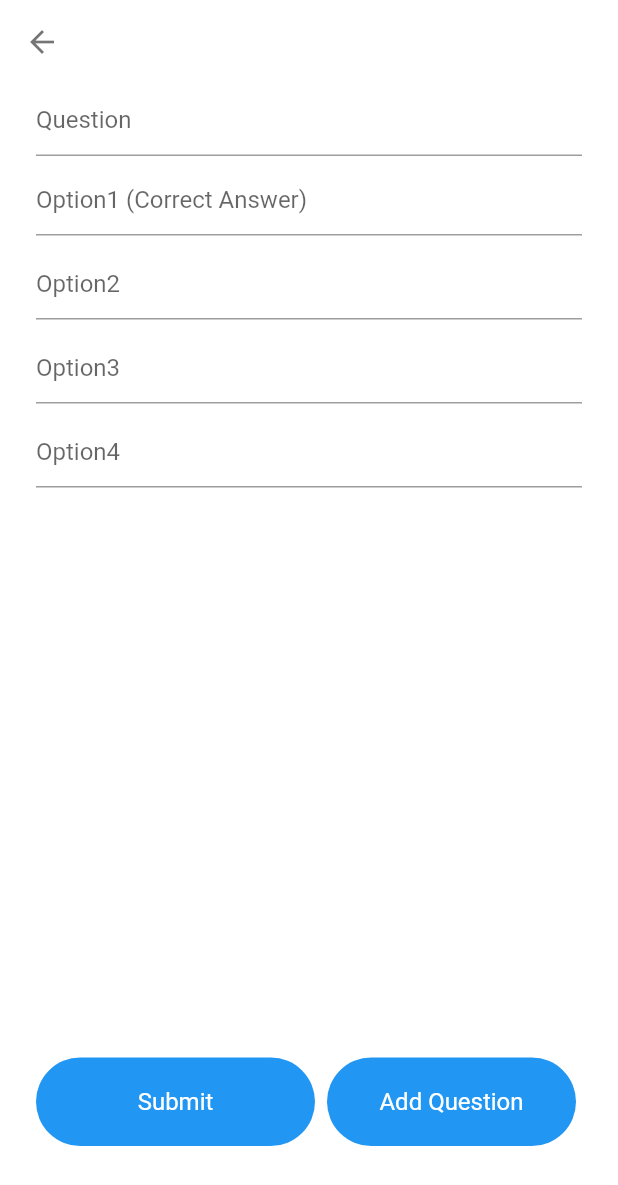
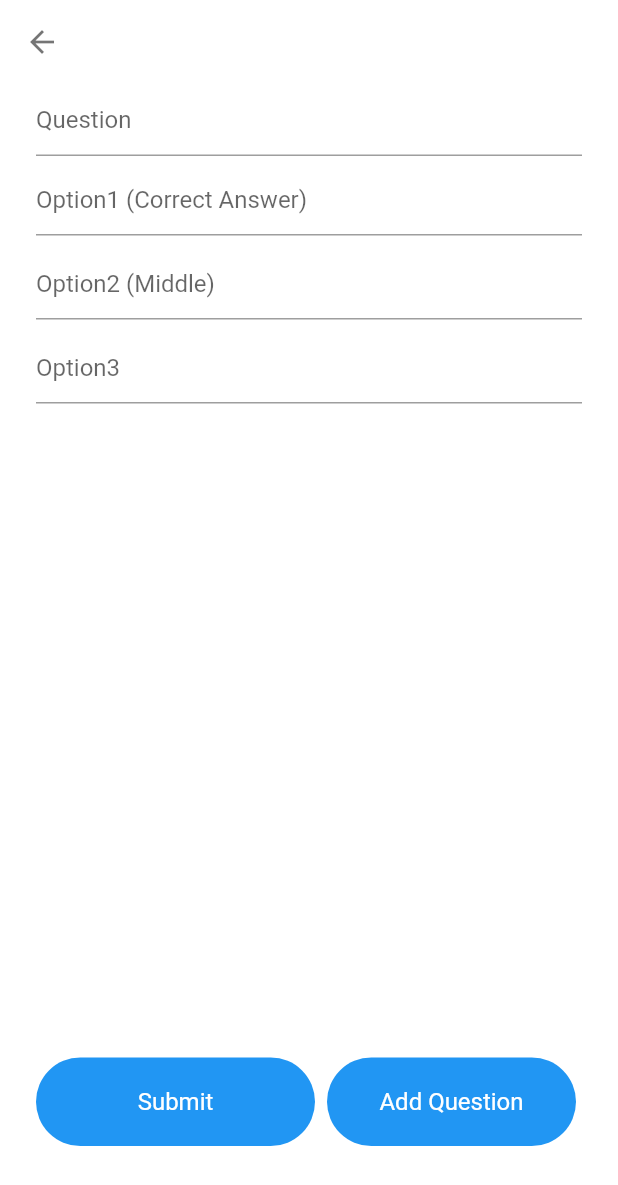
Before and after one commit to iLobosok/TEST-ACCESSIA, a Flutter app: the AddQuestion screen opened directly with empty values, on a phone screen of 412 x 824 dp. Shown: the top 1185 px of the screen. Run offline on Flutter 3.47's test engine with Material 2 defaults, Android fonts, the light colour scheme and no system bars; our stand-ins replace cached_network_image, carousel_slider, charts_flutter, cloud_firestore, firebase_auth, firebase_core and 9 more; accounts and stored records are empty.

Commit message:
Complete question play

```diff
--- a/lib/model/question_model.dart
+++ b/lib/model/question_model.dart
@@ -4,8 +4,8 @@ class QuestionModel{
   String option1;
   String option2;
   String option3;
-  String option4;
+  String middleOption;
   String correctOption;
   bool answered;
-  QuestionModel({this.answered, this.question, this.correctOption, this.option1, this.option2, this.option3, this.option4});
+  QuestionModel({this.answered, this.middleOption, this.question, this.correctOption, this.option1, this.option2, this.option3});
 }
--- a/lib/ui/Shop.dart
+++ b/lib/ui/Shop.dart
@@ -338,9 +338,6 @@ class QuizTile extends StatelessWidget {
               InkWell(
                 borderRadius: BorderRadius
                     .circular(20),
-          child: new ClipRect(        //блюр карточки не работает
-                child: new BackdropFilter(
-                  filter: new ImageFilter.blur(sigmaX: 10.0, sigmaY: 10.0),
                   child:Container(
                   alignment: Alignment.center,
                   height: 250,
@@ -432,8 +429,6 @@ class QuizTile extends StatelessWidget {
                   ),
                 ),
                 ),
-          ),
-              ),
             ],
           ),
         ),
--- a/lib/ui/add_question.dart
+++ b/lib/ui/add_question.dart
@@ -16,7 +16,7 @@ class _AddQuestionState extends State<AddQuestion> {
 
   bool isLoading = false;
 
-  String question = "", option1 = "", option2 = "", option3 = "", option4 = "";
+  String question = "", option1 = "", option2 = "", option3 = "";
 
   uploadQuizData() {
 
@@ -31,7 +31,6 @@ class _AddQuestionState extends State<AddQuestion> {
         "option1": option1,
         "option2": option2,
         "option3": option3,
-        "option4": option4
       };
 
       print("${widget.quizId}");
@@ -40,7 +39,6 @@ class _AddQuestionState extends State<AddQuestion> {
         option1 = "";
         option2 = "";
         option3 = "";
-        option4 = "";
         setState(() {
           isLoading = false;
         });
@@ -101,7 +99,7 @@ class _AddQuestionState extends State<AddQuestion> {
                     ),
                     TextFormField(
                       validator: (val) => val.isEmpty ? "Option2 " : null,
-                      decoration: InputDecoration(hintText: "Option2"),
+                      decoration: InputDecoration(hintText: "Option2 (Middle)"),
                       onChanged: (val){
                        option2 = val;
                       },
@@ -115,16 +113,6 @@ class _AddQuestionState extends State<AddQuestion> {
                       onChanged: (val){
                         option3 = val;
 
-                      },
-                    ),
-                    SizedBox(
-                      height: 8,
-                    ),
-                    TextFormField(
-                      validator: (val) => val.isEmpty ? "Option4 " : null,
-                      decoration: InputDecoration(hintText: "Option4"),
-                      onChanged: (val){
-                        option4 = val;
                       },
                     ),
                     SizedBox(
```
Also changed, not shown: lib/ui/quiz_play.dart (+65 -45 lines).
